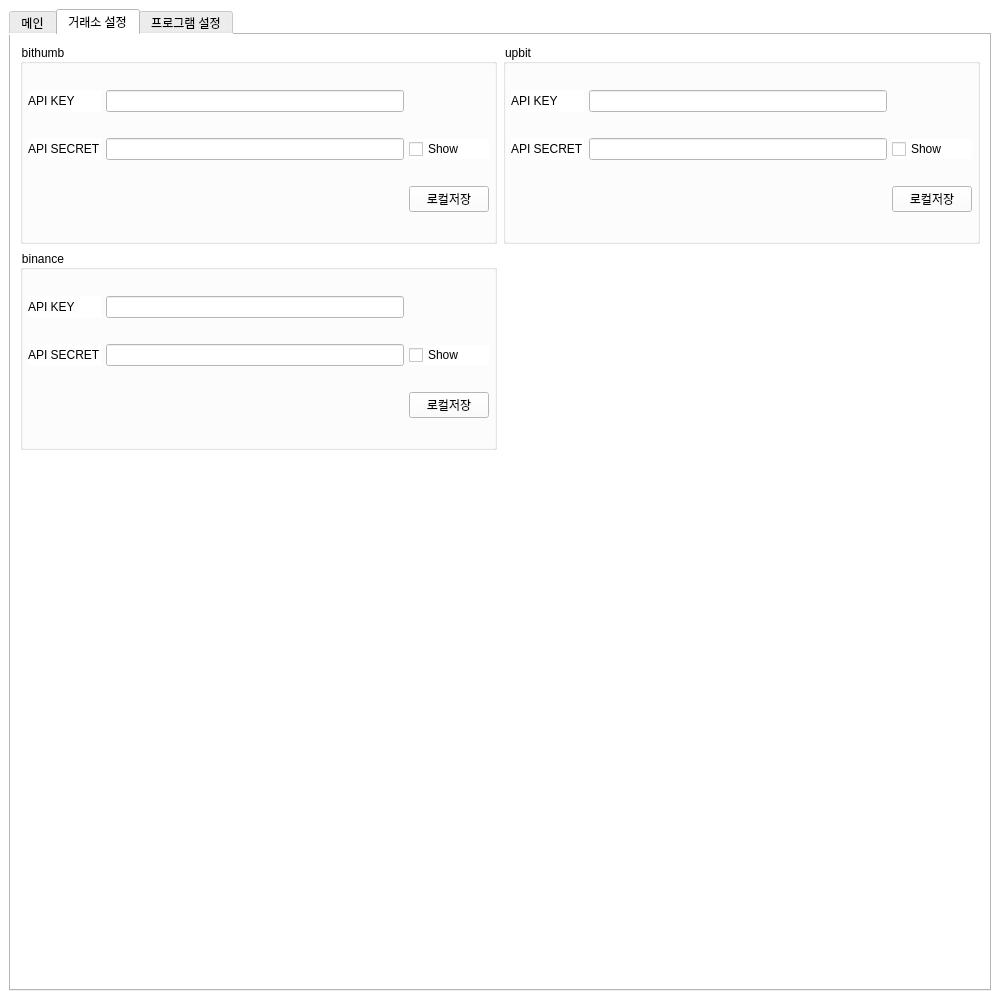
Qt form static/guis/main.ui (songsb13/DiffTrader) before a commit.
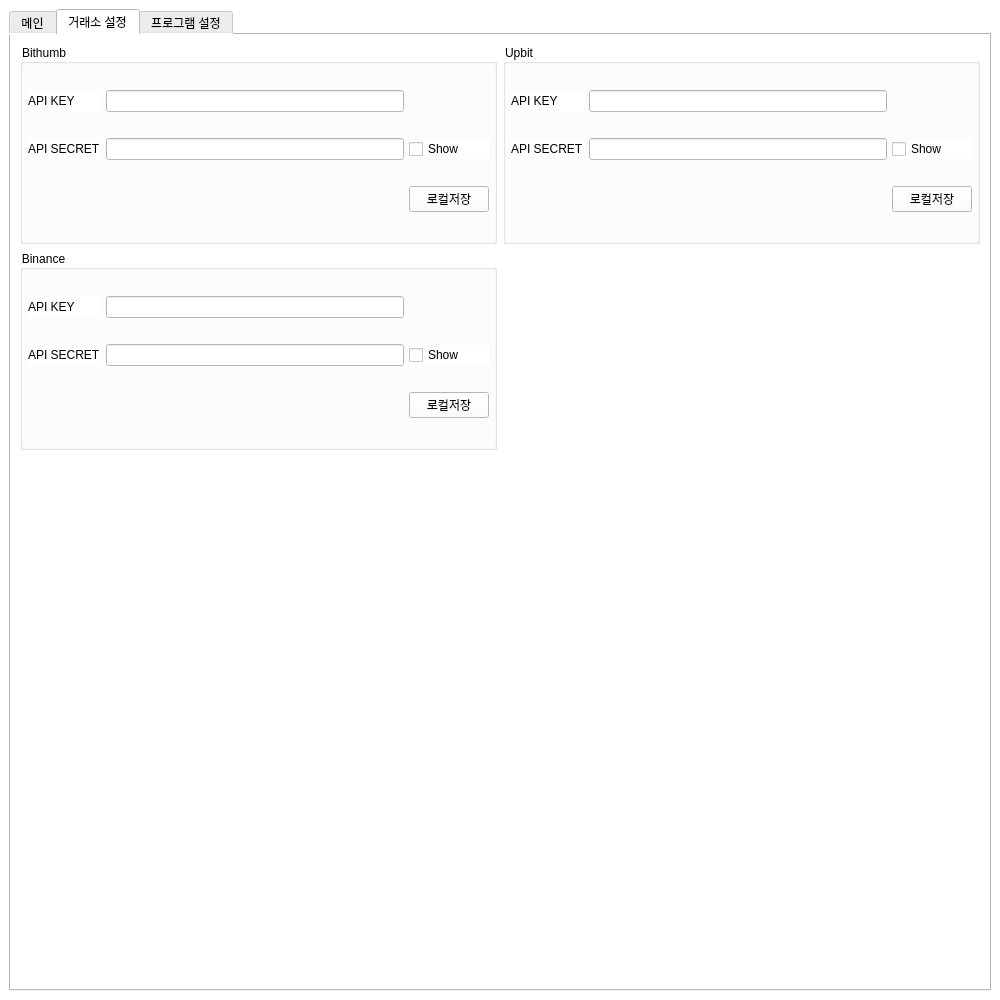
The same form after that commit. The open tabs and pages were chosen to show the change. Icons and pictures are not drawn.

```diff
--- a/static/guis/main.ui
+++ b/static/guis/main.ui
@@ -494,7 +494,7 @@
            </size>
           </property>
           <property name="title">
-           <string>upbit</string>
+           <string>Upbit</string>
           </property>
           <layout class="QGridLayout" name="gridLayout_2">
            <property name="leftMargin">
@@ -587,7 +587,7 @@
            </size>
           </property>
           <property name="title">
-           <string>bithumb</string>
+           <string>Bithumb</string>
           </property>
           <layout class="QGridLayout" name="gridLayout_15">
            <property name="leftMargin">
@@ -693,7 +693,7 @@
            </size>
           </property>
           <property name="title">
-           <string>binance</string>
+           <string>Binance</string>
           </property>
           <layout class="QGridLayout" name="gridLayout_12">
            <property name="leftMargin">
```
Left out of the diff: 8 changed lines with no effect on the pictures.
